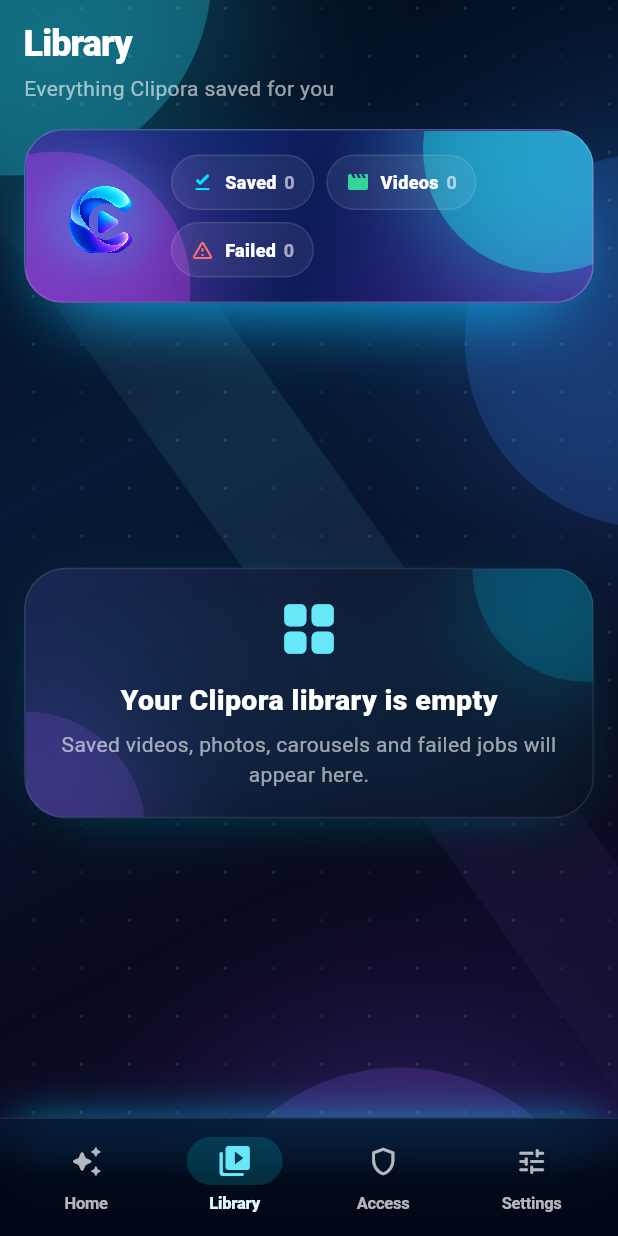
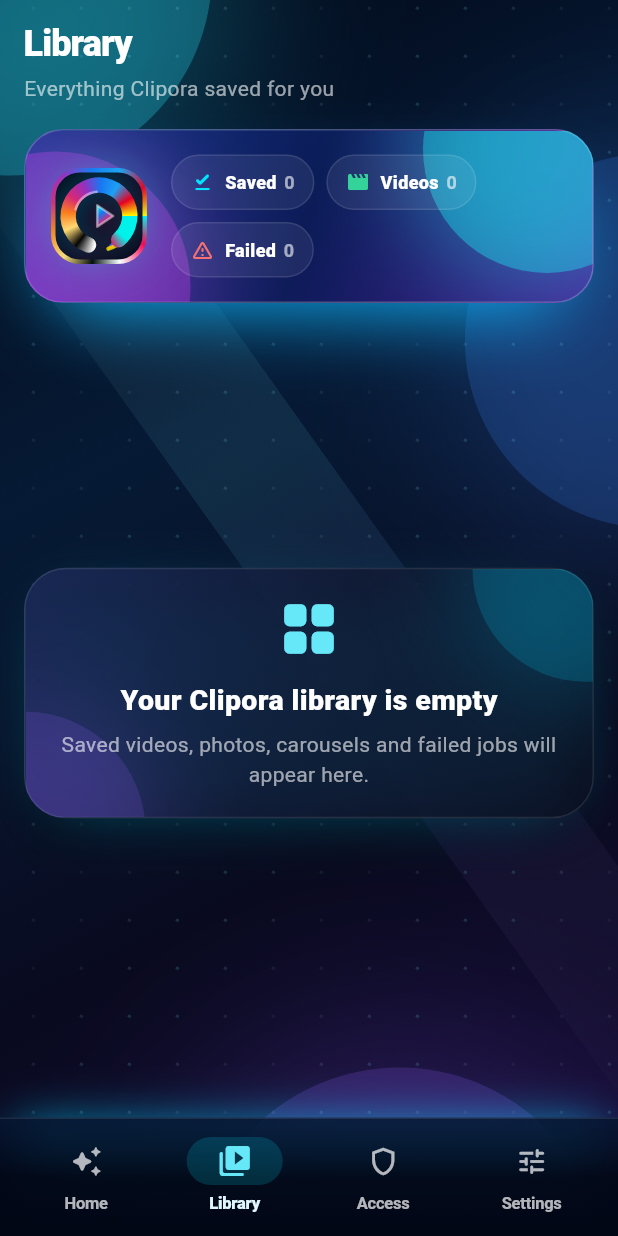
Before and after one commit to Harold-Djah007/Clipora, a Flutter app: the screen it shows after launch, item 2 of the bottom bar chosen, on a phone screen of 412 x 824 dp. Run offline on Flutter 3.47's test engine with Material 3 defaults, Android fonts, the phone set to English and light mode, and no system bars; our stand-ins replace dio, flutter_secure_storage, share_plus, shared_preferences; missing offline and left inert: flutter_inappwebview.

Commit message:
Add universal social Clipora mark

```diff
--- a/mobile/lib/widgets/threadvault_mark.dart
+++ b/mobile/lib/widgets/threadvault_mark.dart
@@ -1,6 +1,8 @@
 import 'dart:math' as math;
 import 'package:flutter/material.dart';
 
+/// Clipora's universal-social brand mark.
+/// The same widget name is kept so the rest of the app does not need to change.
 class ThreadVaultMark extends StatefulWidget {
   final double size;
   final bool showGlow;
@@ -13,10 +15,25 @@
 class _ThreadVaultMarkState extends State<ThreadVaultMark> with SingleTickerProviderStateMixin {
   late final AnimationController _controller;
 
+  static const _socialColors = <Color>[
+    Color(0xFF00F2EA), // TikTok cyan
+    Color(0xFFFF0050), // TikTok red / Pinterest red energy
+    Color(0xFFFFFFFF), // X / Threads white stroke
+    Color(0xFF000000), // X / Threads black depth
+    Color(0xFFFEDA75), // Instagram / Snapchat yellow
+    Color(0xFFFA7E1E), // Instagram orange
+    Color(0xFFD62976), // Instagram pink
+    Color(0xFF962FBF), // Instagram purple
+    Color(0xFF1877F2), // Facebook blue
+    Color(0xFF1DA1F2), // X/Twitter blue legacy
+    Color(0xFFE60023), // Pinterest red
+    Color(0xFFFFFC00), // Snapchat yellow
+  ];
+
   @override
   void initState() {
     super.initState();
-    _controller = AnimationController(vsync: this, duration: const Duration(milliseconds: 2200))..repeat();
+    _controller = AnimationController(vsync: this, duration: const Duration(milliseconds: 2400))..repeat();
   }
 
   @override
@@ -27,45 +44,155 @@
 
   @override
   Widget build(BuildContext context) {
-    final mark = Image.asset(
-      'assets/brand/clipora_mark.png',
-      width: widget.size,
-      height: widget.size,
-      fit: BoxFit.contain,
-      filterQuality: FilterQuality.high,
-    );
-
-    if (!widget.showGlow) return mark;
-
     return AnimatedBuilder(
       animation: _controller,
-      child: mark,
-      builder: (context, child) {
+      builder: (context, _) {
         final wave = .5 + (.5 * math.sin(_controller.value * math.pi * 2));
+        final mark = CustomPaint(
+          size: Size.square(widget.size),
+          painter: _SocialCliporaMarkPainter(progress: _controller.value, glow: widget.showGlow),
+        );
+        if (!widget.showGlow) return mark;
         return Transform.scale(
-          scale: 1 + (wave * .026),
+          scale: 1 + (wave * .022),
           child: Container(
             width: widget.size,
             height: widget.size,
             decoration: BoxDecoration(
-              shape: BoxShape.circle,
+              borderRadius: BorderRadius.circular(widget.size * .26),
               boxShadow: [
                 BoxShadow(
-                  color: const Color(0xFF00E5FF).withOpacity(.24 + (wave * .18)),
-                  blurRadius: widget.size * (.34 + (wave * .20)),
-                  spreadRadius: widget.size * (.02 + (wave * .03)),
+                  color: _socialColors[0].withOpacity(.20 + (wave * .13)),
+                  blurRadius: widget.size * .42,
+                  spreadRadius: widget.size * .02,
                 ),
                 BoxShadow(
-                  color: const Color(0xFF8B5CF6).withOpacity(.20 + (wave * .14)),
-                  blurRadius: widget.size * (.54 + (wave * .22)),
+                  color: _socialColors[6].withOpacity(.18 + (wave * .12)),
+                  blurRadius: widget.size * .56,
                   spreadRadius: widget.size * .02,
+                ),
+                BoxShadow(
+                  color: _socialColors[8].withOpacity(.15 + (wave * .10)),
+                  blurRadius: widget.size * .70,
+                  spreadRadius: widget.size * .01,
                 ),
               ],
             ),
-            child: child,
+            child: mark,
           ),
         );
       },
     );
   }
 }
+
+class _SocialCliporaMarkPainter extends CustomPainter {
+  final double progress;
+  final bool glow;
+  const _SocialCliporaMarkPainter({required this.progress, required this.glow});
+
+  static const socialColors = <Color>[
+    Color(0xFF00F2EA), Color(0xFFFF0050), Color(0xFFFFFFFF), Color(0xFF050505),
+    Color(0xFFFEDA75), Color(0xFFFA7E1E), Color(0xFFD62976), Color(0xFF962FBF),
+    Color(0xFF1877F2), Color(0xFF1DA1F2), Color(0xFFE60023), Color(0xFFFFFC00),
+  ];
+
+  @override
+  void paint(Canvas canvas, Size size) {
+    final rect = Offset.zero & size;
+    final radius = Radius.circular(size.shortestSide * .27);
+    final rrect = RRect.fromRectAndRadius(rect.deflate(size.shortestSide * .04), radius);
+
+    final bg = Paint()
+      ..shader = const LinearGradient(
+        begin: Alignment.topLeft,
+        end: Alignment.bottomRight,
+        colors: [Color(0xFF030712), Color(0xFF07152F), Color(0xFF16051F), Color(0xFF020617)],
+      ).createShader(rect);
+    canvas.drawRRect(rrect, bg);
+
+    final border = Paint()
+      ..style = PaintingStyle.stroke
+      ..strokeWidth = size.shortestSide * .045
+      ..shader = SweepGradient(colors: socialColors).createShader(rect);
+    canvas.drawRRect(rrect, border);
+
+    final center = size.center(Offset.zero);
+    final arcRect = Rect.fromCircle(center: center, radius: size.shortestSide * .31);
+    final wave = .5 + (.5 * math.sin(progress * math.pi * 2));
+
+    if (glow) {
+      final glowPaint = Paint()
+        ..style = PaintingStyle.stroke
+        ..strokeCap = StrokeCap.round
+        ..strokeWidth = size.shortestSide * .27
+        ..color = const Color(0xFF00F2EA).withOpacity(.13 + (.07 * wave))
+        ..maskFilter = MaskFilter.blur(BlurStyle.normal, size.shortestSide * .12);
+      canvas.drawArc(arcRect.inflate(size.shortestSide * .02), math.pi * .58, math.pi * 1.73, false, glowPaint);
+    }
+
+    for (var i = 0; i < socialColors.length; i++) {
+      final lane = ((i - 5.5) * size.shortestSide * .006);
+      final ribbon = Paint()
+        ..style = PaintingStyle.stroke
+        ..strokeCap = StrokeCap.round
+        ..strokeWidth = size.shortestSide * (.030 + ((i % 3) * .006))
+        ..color = socialColors[i].withOpacity(i == 3 ? .38 : .74);
+      canvas.drawArc(
+        arcRect.inflate(lane),
+        math.pi * (.58 + (i * .012)),
+        math.pi * 1.70,
+        false,
+        ribbon,
+      );
+    }
+
+    final cPaint = Paint()
+      ..style = PaintingStyle.stroke
+      ..strokeCap = StrokeCap.round
+      ..strokeWidth = size.shortestSide * .155
+      ..shader = SweepGradient(
+        startAngle: .1 + progress,
+        endAngle: math.pi * 2,
+        colors: socialColors,
+      ).createShader(arcRect.inflate(size.shortestSide * .10));
+    canvas.drawArc(arcRect, math.pi * .61, math.pi * 1.67, false, cPaint);
+
+    final shine = Paint()
+      ..style = PaintingStyle.stroke
+      ..strokeCap = StrokeCap.round
+      ..strokeWidth = size.shortestSide * .026
+      ..color = Colors.white.withOpacity(.44);
+    canvas.drawArc(arcRect.deflate(size.shortestSide * .065), math.pi * 1.09, math.pi * .38, false, shine);
+
+    final tri = Path()
+      ..moveTo(center.dx - size.width * .018, center.dy - size.height * .108)
+      ..lineTo(center.dx - size.width * .018, center.dy + size.height * .108)
+      ..lineTo(center.dx + size.width * .142, center.dy)
+      ..close();
+    final triGlow = Paint()
+      ..style = PaintingStyle.fill
+      ..color = const Color(0xFFFF0050).withOpacity(.24)
+      ..maskFilter = MaskFilter.blur(BlurStyle.normal, size.shortestSide * .075);
+    canvas.drawPath(tri, triGlow);
+    final triFill = Paint()
+      ..shader = const LinearGradient(
+        begin: Alignment.topLeft,
+        end: Alignment.bottomRight,
+        colors: [Color(0xFF00F2EA), Color(0xFF1877F2), Color(0xFFD62976), Color(0xFFFFFC00)],
+      ).createShader(tri.getBounds());
+    canvas.drawPath(tri, triFill);
+    canvas.drawPath(
+      tri,
+      Paint()
+        ..style = PaintingStyle.stroke
+        ..strokeJoin = StrokeJoin.round
+        ..strokeWidth = size.shortestSide * .025
+        ..color = Colors.white.withOpacity(.45),
+    );
+  }
+
+  @override
+  bool shouldRepaint(covariant _SocialCliporaMarkPainter oldDelegate) =>
+      oldDelegate.progress != progress || oldDelegate.glow != glow;
+}
```
